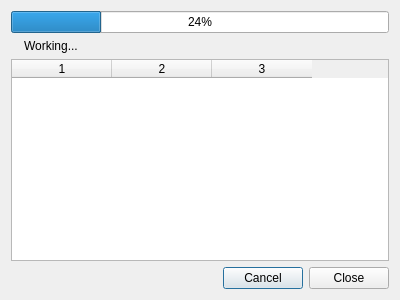
Old version of the form export/progressdialog.ui in the repository genosse-einhorn/FishyRecorder.
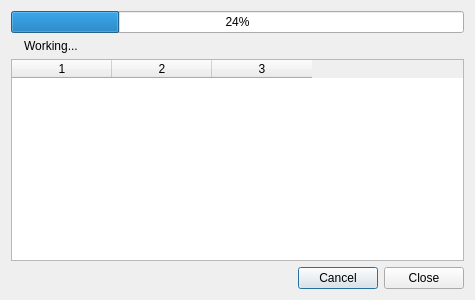
New version of the form.

Commit message: More tiny pieces of UI work

```diff
--- a/export/progressdialog.ui
+++ b/export/progressdialog.ui
@@ -6,7 +6,7 @@
    <rect>
     <x>0</x>
     <y>0</y>
-    <width>400</width>
+    <width>475</width>
     <height>300</height>
    </rect>
   </property>
```
The commit also changes 7 other files.
